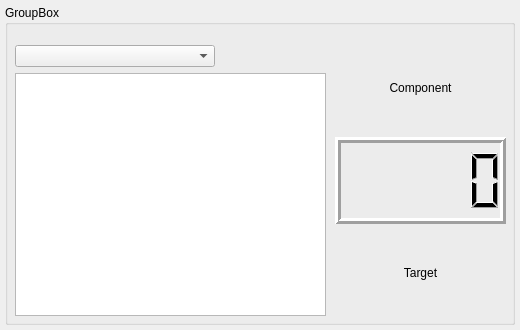
This is src/ui/forms/weightsensorform.ui in Ghettovich/bsf as Qt 5 draws it before an edit. The edited form follows.
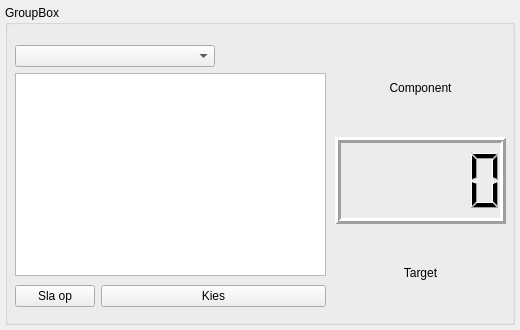
This is the edited form.

Commit message: added buttons for broadcasting recipe and for saving edits made in tableview.

Diff of the .ui file:
```diff
--- a/src/ui/forms/weightsensorform.ui
+++ b/src/ui/forms/weightsensorform.ui
@@ -103,7 +103,7 @@
       <x>10</x>
       <y>40</y>
       <width>311</width>
-      <height>271</height>
+      <height>231</height>
      </rect>
     </property>
     <layout class="QVBoxLayout" name="verticalLayout">
@@ -128,6 +128,38 @@
      </item>
     </layout>
    </widget>
+   <widget class="QWidget" name="formLayoutWidget">
+    <property name="geometry">
+     <rect>
+      <x>10</x>
+      <y>280</y>
+      <width>311</width>
+      <height>36</height>
+     </rect>
+    </property>
+    <layout class="QFormLayout" name="btnFormLayout">
+     <property name="sizeConstraint">
+      <enum>QLayout::SetDefaultConstraint</enum>
+     </property>
+     <property name="formAlignment">
+      <set>Qt::AlignHCenter|Qt::AlignTop</set>
+     </property>
+     <item row="0" column="1">
+      <widget class="QPushButton" name="pushButtonSetRecipe">
+       <property name="text">
+        <string>Kies</string>
+       </property>
+      </widget>
+     </item>
+     <item row="0" column="0">
+      <widget class="QPushButton" name="pushButtonSaveRecipe">
+       <property name="text">
+        <string>Sla op</string>
+       </property>
+      </widget>
+     </item>
+    </layout>
+   </widget>
   </widget>
  </widget>
  <resources/>
```
The commit also changes 2 other files.
